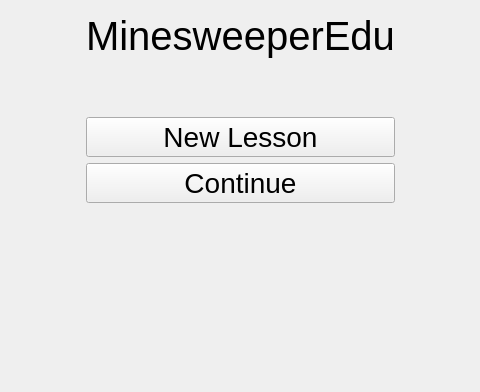
Before: the Qt Designer form MinesweeperEdu/startscreen.ui in LowbeeNorman/MinesweeperEdu, drawn with Qt 5; both pictures show x 192 to 672 and y 228 to 620 of the 864 by 620 pixel window.
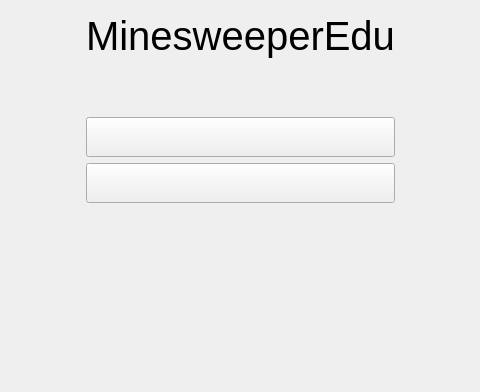
After: the same form once the commit is applied. Icons and pictures are not drawn.

Commit message: updated style sheets for all buttons up to this point

What changed in the file:
```diff
--- a/MinesweeperEdu/startscreen.ui
+++ b/MinesweeperEdu/startscreen.ui
@@ -28,7 +28,7 @@
 QPushButton:pressed{border-image: url(:/images/newLessonSelected.png);}</string>
        </property>
        <property name="text">
-        <string>New Lesson</string>
+        <string/>
        </property>
       </widget>
      </item>
@@ -39,8 +39,13 @@
          <pointsize>21</pointsize>
         </font>
        </property>
+       <property name="styleSheet">
+        <string notr="true">QPushButton:enabled{border-image: url(:/images/continue.png);}
+QPushButton:pressed{border-image: url(:/images/continueSelected.png);}
+</string>
+       </property>
        <property name="text">
-        <string>Continue</string>
+        <string/>
        </property>
       </widget>
      </item>
```
Left out of the diff: 2 changed lines with no effect on the pictures. The commit also changes 2 other files.
